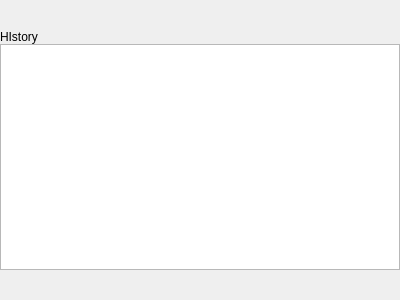
Before: the Qt Designer form xivoclient/src/xlets/history/history_widget.ui in wazo-platform/wazo-client-qt, drawn with Qt 5.
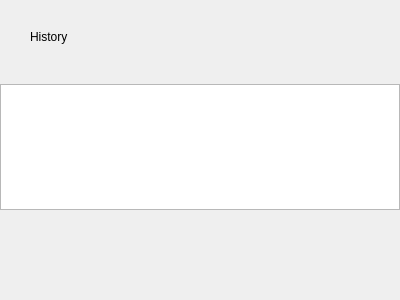
After: the same form once the commit is applied. Custom widgets are drawn as their Qt base class.

Commit message:
redesign history xlet without change in functionality
A refactor to "sort" and redesign has been done

Diff of the .ui file:
```diff
--- a/xivoclient/src/xlets/history/history_widget.ui
+++ b/xivoclient/src/xlets/history/history_widget.ui
@@ -27,17 +27,26 @@
     <number>0</number>
    </property>
    <property name="bottomMargin">
-    <number>30</number>
+    <number>90</number>
    </property>
    <item>
     <layout class="QVBoxLayout" name="verticalLayout">
      <property name="spacing">
       <number>0</number>
      </property>
+     <property name="leftMargin">
+      <number>30</number>
+     </property>
+     <property name="rightMargin">
+      <number>30</number>
+     </property>
+     <property name="bottomMargin">
+      <number>40</number>
+     </property>
      <item>
       <widget class="QLabel" name="history_label">
        <property name="text">
-        <string>HIstory</string>
+        <string>History</string>
        </property>
        <property name="indent">
         <number>0</number>
@@ -55,7 +64,7 @@
     </layout>
    </item>
    <item>
-    <widget class="QTableView" name="tableView"/>
+    <widget class="HistoryView" name="history_table"/>
    </item>
   </layout>
  </widget>
@@ -66,6 +75,11 @@
    <header location="global">xletlib/horizontalmenu.h</header>
    <container>1</container>
   </customwidget>
+  <customwidget>
+   <class>HistoryView</class>
+   <extends>QTableView</extends>
+   <header location="global">xlets/history/history_view.h</header>
+  </customwidget>
  </customwidgets>
  <resources/>
  <connections/>
```
Left out of the diff: 11 changed lines with no effect on the pictures. The commit also changes 10 other files.
